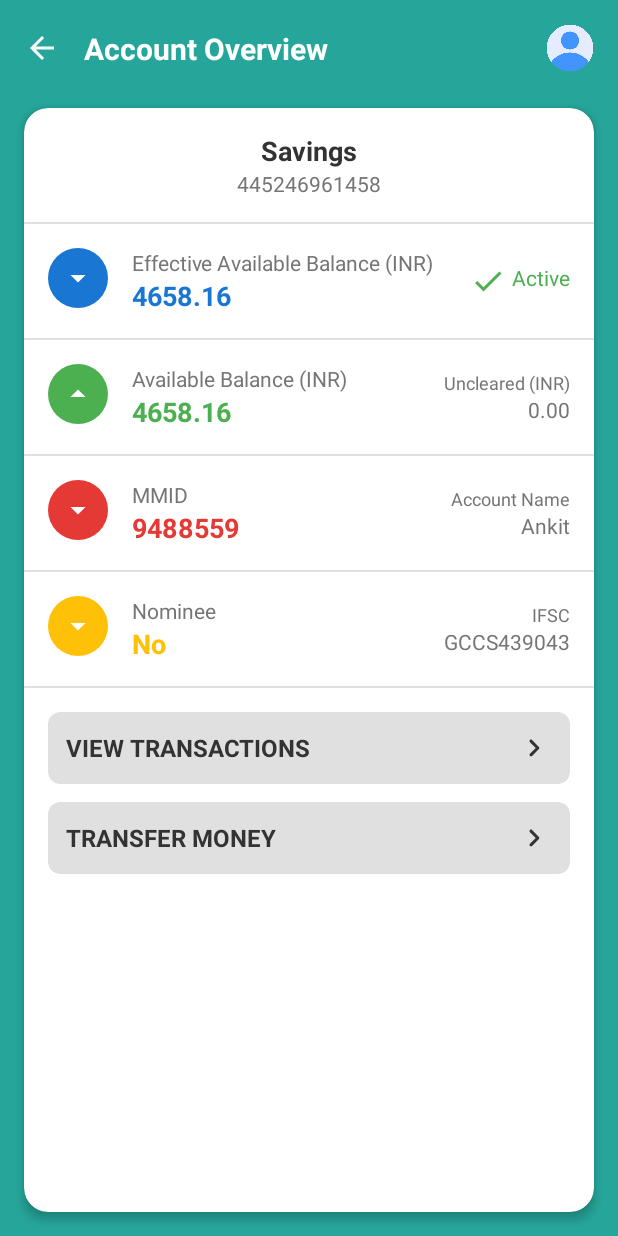
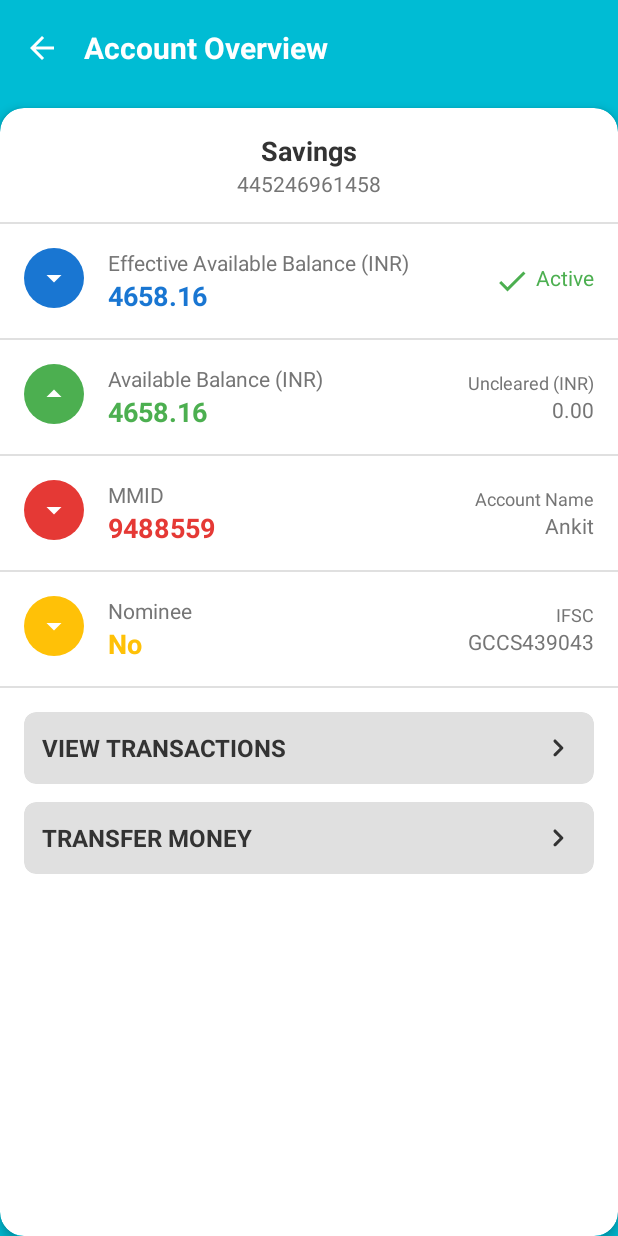
Before and after one commit to rachit-tripathi-75/project-578, an Android app: the AccountOverviewActivity screen opened directly, with no data from a screen before it, on a phone screen of 412 x 824 dp. Run offline under Robolectric (Android 15) with nearby library versions, the phone set to English and light mode, and no system bars.

Commit message:
account overview screen implementation

```diff
--- a/app/src/main/res/layout/activity_account_overview.xml
+++ b/app/src/main/res/layout/activity_account_overview.xml
@@ -5,69 +5,49 @@
     android:id="@+id/main"
     android:layout_width="match_parent"
     android:layout_height="match_parent"
-    android:background="#26A69A"
+    android:background="#00BCD4"
     tools:context=".activities.AccountOverviewActivity">
 
 
-    <!-- Toolbar -->
     <androidx.appcompat.widget.Toolbar
         android:id="@+id/toolbar"
         android:layout_width="match_parent"
         android:layout_height="?attr/actionBarSize"
-        android:background="#26A69A"
-        android:elevation="0dp"
+        android:background="#00BCD4"
         app:layout_constraintTop_toTopOf="parent">
 
-        <androidx.constraintlayout.widget.ConstraintLayout
+        <LinearLayout
             android:layout_width="match_parent"
-            android:layout_height="match_parent">
+            android:layout_height="match_parent"
+            android:gravity="center_vertical"
+            android:orientation="horizontal">
 
-            <ImageButton
+            <ImageView
                 android:id="@+id/backButton"
-                android:layout_width="wrap_content"
-                android:layout_height="wrap_content"
-                android:background="?attr/selectableItemBackgroundBorderless"
-                android:contentDescription="Back"
+                android:layout_width="24dp"
+                android:layout_height="24dp"
                 android:src="@drawable/ic_back"
-                app:layout_constraintBottom_toBottomOf="parent"
-                app:layout_constraintStart_toStartOf="parent"
-                app:layout_constraintTop_toTopOf="parent"
-                app:tint="@android:color/white" />
+                app:tint="#FFFFFF" />
 
             <TextView
-                android:layout_width="wrap_content"
+                android:layout_width="0dp"
                 android:layout_height="wrap_content"
                 android:layout_marginStart="16dp"
+                android:layout_weight="1"
                 android:text="Account Overview"
-                android:textColor="@android:color/white"
+                android:textColor="#FFFFFF"
                 android:textSize="20sp"
-                android:textStyle="bold"
-                app:layout_constraintBottom_toBottomOf="parent"
-                app:layout_constraintStart_toEndOf="@id/backButton"
-                app:layout_constraintTop_toTopOf="parent" />
+                android:textStyle="bold" />
 
-            <ImageView
-                android:id="@+id/profileImage"
-                android:layout_width="32dp"
-                android:layout_height="32dp"
-                android:layout_marginEnd="16dp"
-                android:contentDescription="Profile"
-                android:src="@drawable/ic_profile"
-                app:layout_constraintBottom_toBottomOf="parent"
-                app:layout_constraintEnd_toEndOf="parent"
-                app:layout_constraintTop_toTopOf="parent" />
 
-        </androidx.constraintlayout.widget.ConstraintLayout>
+        </LinearLayout>
     </androidx.appcompat.widget.Toolbar>
 
     <!-- Main Card -->
     <androidx.cardview.widget.CardView
         android:layout_width="match_parent"
         android:layout_height="0dp"
-        android:layout_marginStart="16dp"
         android:layout_marginTop="8dp"
-        android:layout_marginEnd="16dp"
-        android:layout_marginBottom="16dp"
         app:cardCornerRadius="16dp"
         app:cardElevation="4dp"
         app:layout_constraintBottom_toBottomOf="parent"
```
